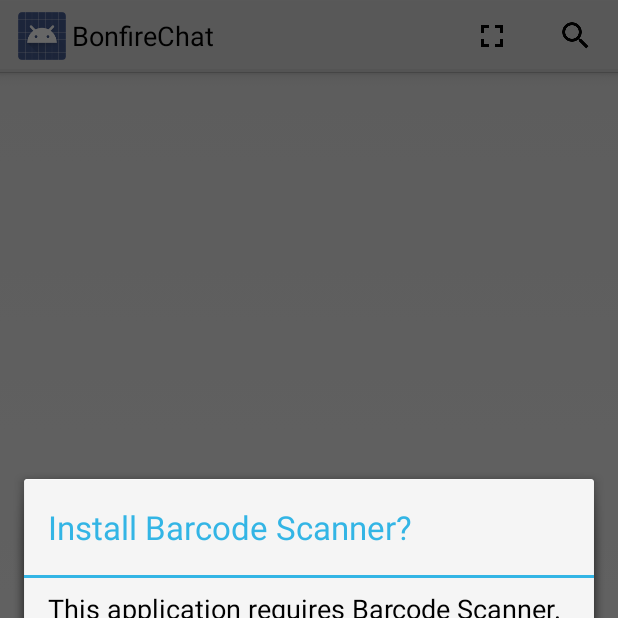
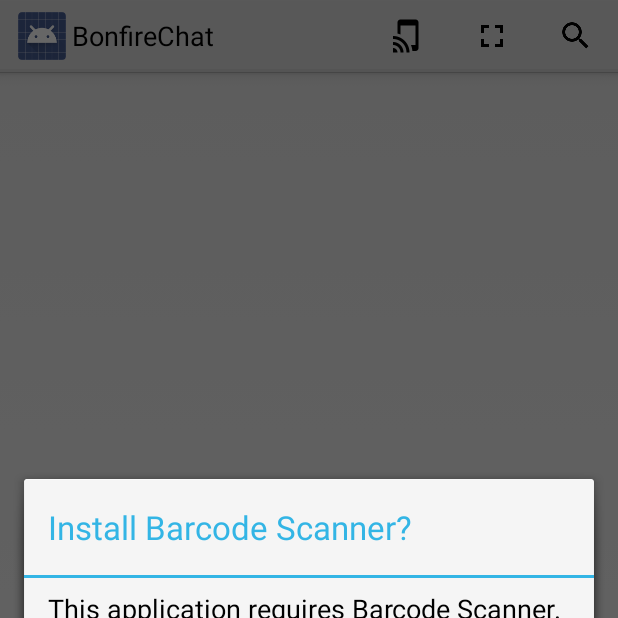
Before and after one commit to bonfire-chat/bonfire-chat-android, an Android app: the fragment ContactsFragment shown on its own in the app's theme, after a tap on "Scan", on a phone screen of 412 x 824 dp, the top half of it. Run offline under Robolectric (Android 15) with nearby library versions, the phone set to English and light mode, and no system bars.

Commit message:
NFC Icon hinzugefügt

```diff
--- a/BonfireChat/app/src/main/res/menu/contacts.xml
+++ b/BonfireChat/app/src/main/res/menu/contacts.xml
@@ -1,6 +1,9 @@
 <menu xmlns:android="http://schemas.android.com/apk/res/android"
     xmlns:app="http://schemas.android.com/apk/res-auto"
     xmlns:tools="http://schemas.android.com/tools" tools:context=".MainActivity">
+
+    <item android:id="@+id/action_scan_nfc" android:title="NFC"
+        android:showAsAction="always" android:icon="@drawable/ic_tap_and_play_black_24dp" />
 
     <item android:id="@+id/action_scan_qr" android:title="Scan"
         android:showAsAction="always" android:icon="@drawable/ic_fullscreen_black_24dp" />
```
Also changed, not shown: BonfireChat/app/src/main/res/drawable-hdpi/ic_tap_and_play_black_24dp.png (added), BonfireChat/app/src/main/res/drawable-mdpi/ic_tap_and_play_black_24dp.png (added), BonfireChat/app/src/main/res/drawable-xhdpi/ic_tap_and_play_black_24dp.png (added), BonfireChat/app/src/main/res/drawable-xxhdpi/ic_tap_and_play_black_24dp.png (added), BonfireChat/app/src/main/res/drawable-xxxhdpi/ic_tap_and_play_black_24dp.png (added).
